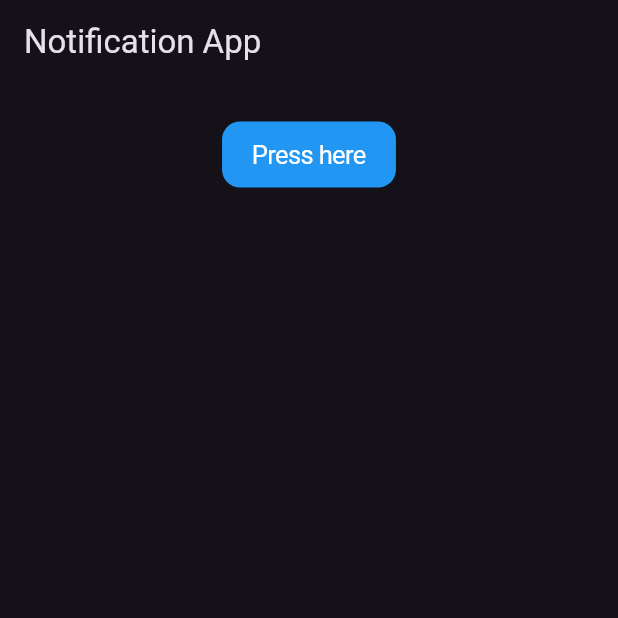
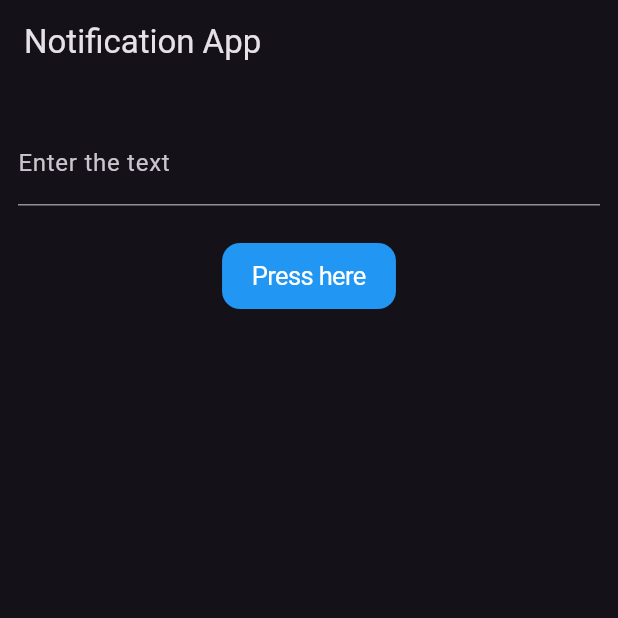
Before and after one commit to lostest4352/flutter_local_notification_practice, a Flutter app: the screen it shows after launch, on a phone screen of 412 x 824 dp, the top half of it. Run offline on Flutter 3.47's test engine with Material 3 defaults, Android fonts, the light colour scheme and no system bars; our stand-ins replace flutter_local_notifications.

Commit message:
added textfield

```diff
--- a/lib/pages/home_page.dart
+++ b/lib/pages/home_page.dart
@@ -1,8 +1,15 @@
 import 'package:flutter/cupertino.dart';
 import 'package:flutter/material.dart';
 
-class HomePage extends StatelessWidget {
+class HomePage extends StatefulWidget {
   const HomePage({super.key});
+
+  @override
+  State<HomePage> createState() => _HomePageState();
+}
+
+class _HomePageState extends State<HomePage> {
+  final TextEditingController textEditingController = TextEditingController();
 
   @override
   Widget build(BuildContext context) {
@@ -16,9 +23,24 @@ class HomePage extends StatelessWidget {
             const SizedBox(
               height: 25,
             ),
+            Padding(
+              padding: const EdgeInsets.fromLTRB(12, 0, 12, 0),
+              child: TextField(
+                onTapOutside: (_) {
+                  FocusManager.instance.primaryFocus?.unfocus();
+                },
+                controller: textEditingController,
+                decoration: const InputDecoration(
+                  labelText: 'Enter the text',
+                ),
+              ),
+            ),
+            const SizedBox(
+              height: 25,
+            ),
             Center(
               child: CupertinoButton(
-                padding: const EdgeInsets.fromLTRB(20,8,20,8),
+                padding: const EdgeInsets.fromLTRB(20, 8, 20, 8),
                 color: Colors.blue,
                 onPressed: () {
                   debugPrint("Button Pressed");
--- a/lib/services/notification_service.dart
+++ b/lib/services/notification_service.dart
@@ -13,3 +13,5 @@ class NotificationService {
   final FlutterLocalNotificationsPlugin flutterLocalNotificationsPlugin =
       FlutterLocalNotificationsPlugin();
 }
+
+final FlutterLocalNotificationsPlugin flutterLocalNotificationsPlugin = FlutterLocalNotificationsPlugin();
```
